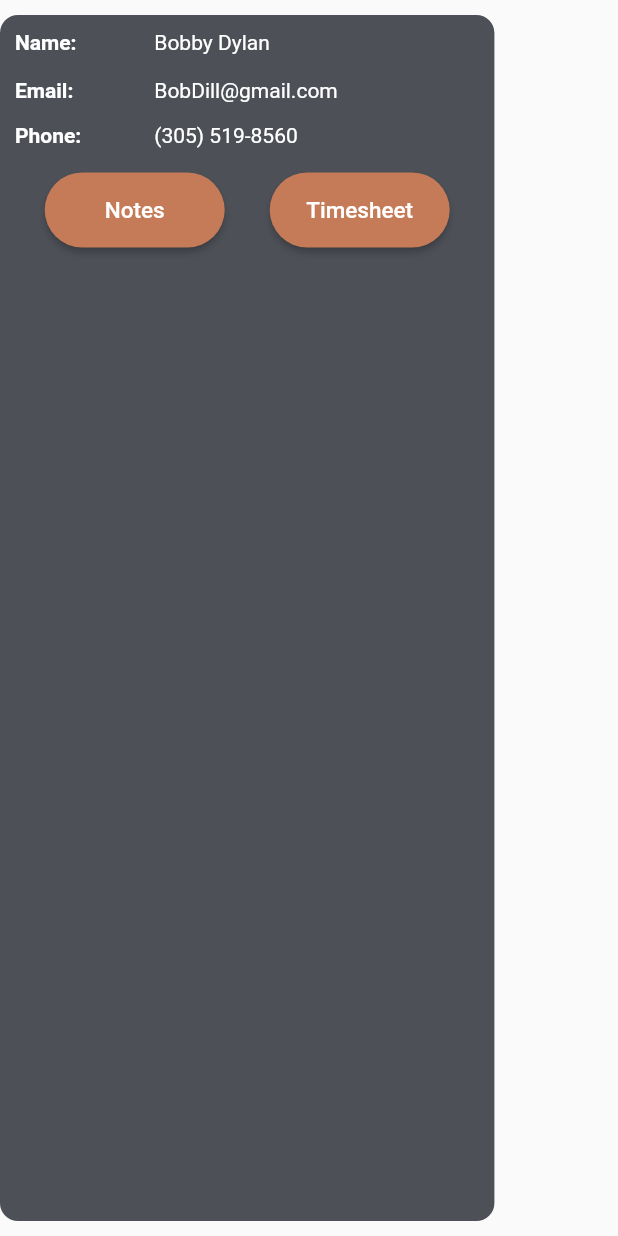
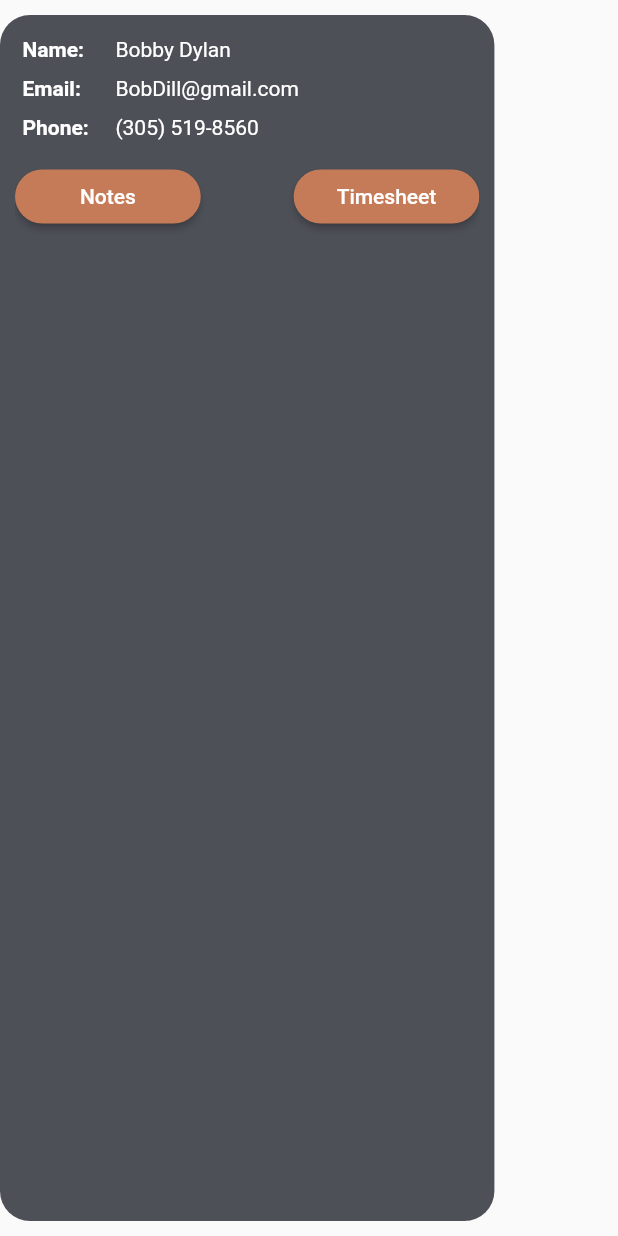
Before and after one commit to cgprats/COP4331-SchedulingManager, a Flutter app: the EmployeeCard widget shown alone on an empty page, opened directly, on a phone screen of 412 x 824 dp. Run offline on Flutter 3.47's test engine with Material 2 defaults, Android fonts, the phone set to English and light mode, and no system bars; accounts and stored records are empty.

Commit message:
(Hopefully) Final Formatting Update

```diff
--- a/mobile/lib/components/employee_card.dart
+++ b/mobile/lib/components/employee_card.dart
@@ -40,22 +40,23 @@ class _EmployeeCardState extends State<EmployeeCard> {
         padding: EdgeInsets.symmetric(vertical: 10, horizontal: 10),
         decoration: BoxDecoration(
           color: CustomColors.grey,
-          borderRadius: BorderRadius.circular(12),
+          borderRadius: BorderRadius.circular(20),
         ),
         margin: EdgeInsets.symmetric(vertical: 10),
         child: ClipRRect(
+          // borderRadius: BorderRadius.circular(20),
           child: Column(
             children: [
               Table(
                 columnWidths: const <int, TableColumnWidth>{
-                  0: FractionColumnWidth(0.30),
+                  0: FractionColumnWidth(0.20),
                 },
                 children: <TableRow>[
                   TableRow(
                     children: <TableCell>[
                       TableCell(
                         child: Container(
-                          height: 30,
+                          padding: EdgeInsets.all(5),
                           child: Text(
                             'Name:',
                             style: TextStyle(
@@ -67,7 +68,7 @@ class _EmployeeCardState extends State<EmployeeCard> {
                       ),
                       TableCell(
                         child: Container(
-                          height: 30,
+                          padding: EdgeInsets.all(5),
                           child: Text(
                             '${widget.clientInfo['firstName']} ${widget.clientInfo['lastName']}',
                             style: TextStyle(
@@ -82,8 +83,7 @@ class _EmployeeCardState extends State<EmployeeCard> {
                     children: <TableCell>[
                       TableCell(
                         child: Container(
-                          height: 30,
-                          padding: EdgeInsets.only(top: 2.5),
+                          padding: EdgeInsets.all(5),
                           child: Text(
                             'Email:',
                             style: TextStyle(
@@ -95,8 +95,7 @@ class _EmployeeCardState extends State<EmployeeCard> {
                       ),
                       TableCell(
                         child: Container(
-                          height: 30,
-                          padding: EdgeInsets.only(top: 2.5),
+                          padding: EdgeInsets.all(5),
                           child: Text(
                             '${widget.clientInfo['email']}',
                             style: TextStyle(
@@ -112,7 +111,7 @@ class _EmployeeCardState extends State<EmployeeCard> {
                       TableCell(
                         child: Container(
                           height: 30,
-                          padding: EdgeInsets.only(top: 2.5),
+                          padding: EdgeInsets.all(5),
                           child: Text(
                             'Phone:',
                             style: TextStyle(
@@ -125,7 +124,7 @@ class _EmployeeCardState extends State<EmployeeCard> {
                       TableCell(
                         child: Container(
                           height: 30,
-                          padding: EdgeInsets.only(top: 2.5),
+                          padding: EdgeInsets.all(5),
                           child: Text(
                             _formatPhone(widget.clientInfo['phone']!),
                             style: TextStyle(
@@ -141,11 +140,10 @@ class _EmployeeCardState extends State<EmployeeCard> {
               Row(
                 mainAxisAlignment: MainAxisAlignment.center,
                 children: <Widget>[
-                  RoundedButton(
+                  Expanded(
+                    flex: 2,
+                    child: RoundedButton(
                       text: 'Notes',
-                    width: 120,
-                    height: 50,
-                    fontSize: 15,
                       color: CustomColors.orange,
                       padding: EdgeInsets.symmetric(vertical: 10, horizontal: 20),
                       onPressed: () {
@@ -161,14 +159,12 @@ class _EmployeeCardState extends State<EmployeeCard> {
                         );
                       },
                     ),
-                  SizedBox(
-                    width: 30,
                   ),
-                  RoundedButton(
+                  Spacer(),
+                  Expanded(
+                    flex: 2,
+                    child: RoundedButton(
                       text: 'Timesheet',
-                    width: 120,
-                    height: 50,
-                    fontSize: 15,
                       color: CustomColors.orange,
                       padding: EdgeInsets.symmetric(vertical: 10, horizontal: 20),
                       onPressed: () {
@@ -184,6 +180,7 @@ class _EmployeeCardState extends State<EmployeeCard> {
                         );
                       },
                     ),
+                  ),
                 ],
               )
             ],
@@ -197,7 +194,4 @@ class _EmployeeCardState extends State<EmployeeCard> {
     phone = phone.replaceAll(new RegExp('\\D'), '').padLeft(10, '0');
     return '(${phone.substring(0, 3)}) ${phone.substring(3, 6)}-${phone.substring(6)}';
   }
-
-
-
 }
--- a/mobile/lib/components/job_card.dart
+++ b/mobile/lib/components/job_card.dart
@@ -895,7 +895,7 @@ class _JobCardButtonsState extends State<_JobCardButtons> {
       'fn': GlobalData.firstName,
       'ln': GlobalData.lastName,
       'date': _formatDate2(DateTime.now()),
-      'title': '',
+      'title': widget.jobInfo['title'],
       'time': _formatTime(DateTime.now()),
     };
     String dir = '/clockEvent';
--- a/mobile/lib/components/job_notes_modal.dart
+++ b/mobile/lib/components/job_notes_modal.dart
@@ -128,6 +128,7 @@ class _JobNotesBodyState extends State<_JobNotesBody> {
                 Row(
                   children: <Widget>[
                     Expanded(
+                      flex: 2,
                       child: Text(
                         '${_payload['firstName']} ${_payload['lastName']}',
                         style: TextStyle(
--- a/mobile/lib/components/notes_container.dart
+++ b/mobile/lib/components/notes_container.dart
@@ -129,6 +129,7 @@ class _NotesBodyState extends State<_NotesBody> {
                 Row(
                   children: <Widget>[
                     Expanded(
+                      flex: 2,
                       child: Text(
                         '${_payload['title']}',
                         style: TextStyle(
```
Also changed, not shown: mobile/lib/components/confirm_delete.dart (+25 -3 lines), mobile/lib/components/job_timesheet_modal.dart (+104 -62 lines), mobile/lib/components/timesheet_container.dart (+56 -13 lines). Lines whose indentation alone changed are shown as unchanged.
